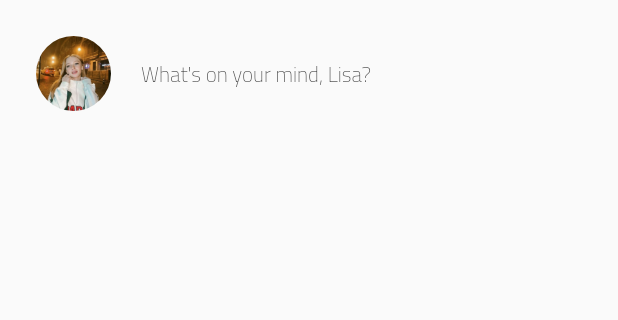
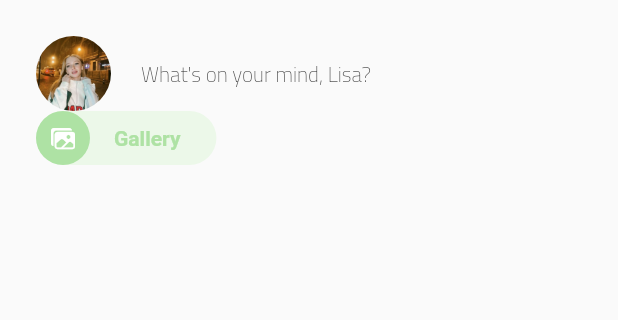
Before and after one commit to AlanCasasArevalo/Widgets-Flutter, a Flutter app: the screen it shows after launch, on a phone screen of 412 x 824 dp, the part 84-404 px from its top. Run offline on Flutter 3.47's test engine with Material 2 defaults, Android fonts, the phone set to English and light mode, and no system bars; our stand-ins replace cached_network_image, flutter_svg.

Commit message:
Se agrega un boton nuevo que sera reutilizable en el futuro QuickActions

```diff
--- a/lib/facebook_ui/facebook_ui.dart
+++ b/lib/facebook_ui/facebook_ui.dart
@@ -3,8 +3,8 @@ import 'package:flutter/services.dart';
 import 'package:flutter_svg/flutter_svg.dart';
 import 'package:widgets/facebook_ui/widgets/circle_buton.dart';
 import 'package:widgets/icons/custom_icons_icons.dart';
-
 import 'widgets/WhatIsOnYourMind.dart';
+import 'widgets/quick_actions.dart';
 
 class MyFacebookUI extends StatelessWidget {
   @override
@@ -59,6 +59,7 @@ class MyFacebookUI extends StatelessWidget {
         ).copyWith(top: 24),
         children: [
           WhatIsOnYourMind(),
+          QuickActions(),
         ],
       ),
     );
--- /dev/null
+++ b/lib/facebook_ui/widgets/quick_actions.dart
@@ -0,0 +1,38 @@
+import 'package:flutter/material.dart';
+import '../../icons/custom_icons_icons.dart';
+import 'circle_buton.dart';
+
+class QuickActions extends StatelessWidget {
+  @override
+  Widget build(BuildContext context) {
+    return Row(
+      children: [
+        Container(
+          padding: const EdgeInsets.only(right: 24),
+          decoration: BoxDecoration(
+            color: const Color(0xffecf8e9),
+            borderRadius: BorderRadius.circular(30),
+          ),
+          child: Row(
+            children: const [
+              CircleButton(
+                color: Color(0xffaee2a4),
+                iconData: CustomIcons.photos,
+              ),
+              SizedBox(
+                width: 16,
+              ),
+              Text(
+                "Gallery",
+                style: TextStyle(
+                  color: Color(0xffaee2a4),
+                  fontWeight: FontWeight.bold,
+                ),
+              ),
+            ],
+          ),
+        ),
+      ],
+    );
+  }
+}
```
